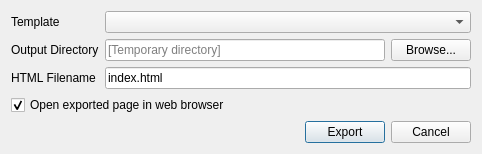
Qt form ui/exporttowebdialog.ui (minorua/Qgis2threejs) before a commit.
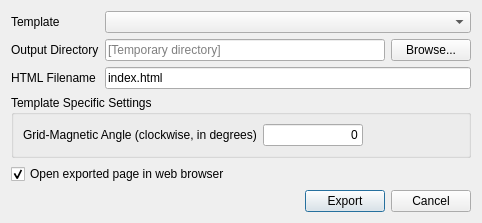
The same form after that commit.

Commit message: Mobile: grid-magnetic angle setting

```diff
--- a/ui/exporttowebdialog.ui
+++ b/ui/exporttowebdialog.ui
@@ -7,7 +7,7 @@
     <x>0</x>
     <y>0</y>
     <width>482</width>
-    <height>150</height>
+    <height>208</height>
    </rect>
   </property>
   <property name="windowTitle">
@@ -77,6 +77,44 @@
      </item>
     </layout>
    </item>
+   <item>
+    <widget class="QGroupBox" name="groupBox">
+     <property name="title">
+      <string>Template Specific Settings</string>
+     </property>
+     <layout class="QFormLayout" name="formLayout_2">
+      <property name="fieldGrowthPolicy">
+       <enum>QFormLayout::AllNonFixedFieldsGrow</enum>
+      </property>
+      <item row="0" column="0">
+       <widget class="QLabel" name="label_GMA">
+        <property name="text">
+         <string>Grid-Magnetic Angle (clockwise, in degrees)</string>
+        </property>
+       </widget>
+      </item>
+      <item row="0" column="1">
+       <widget class="QLineEdit" name="lineEdit_GMA">
+        <property name="maximumSize">
+         <size>
+          <width>100</width>
+          <height>16777215</height>
+         </size>
+        </property>
+        <property name="inputMethodHints">
+         <set>Qt::ImhPreferNumbers</set>
+        </property>
+        <property name="text">
+         <string>0</string>
+        </property>
+        <property name="alignment">
+         <set>Qt::AlignRight|Qt::AlignTrailing|Qt::AlignVCenter</set>
+        </property>
+       </widget>
+      </item>
+     </layout>
+    </widget>
+   </item>
    <item>
     <widget class="QCheckBox" name="checkBox_openPage">
      <property name="text">
```
The commit also changes 9 other files.
